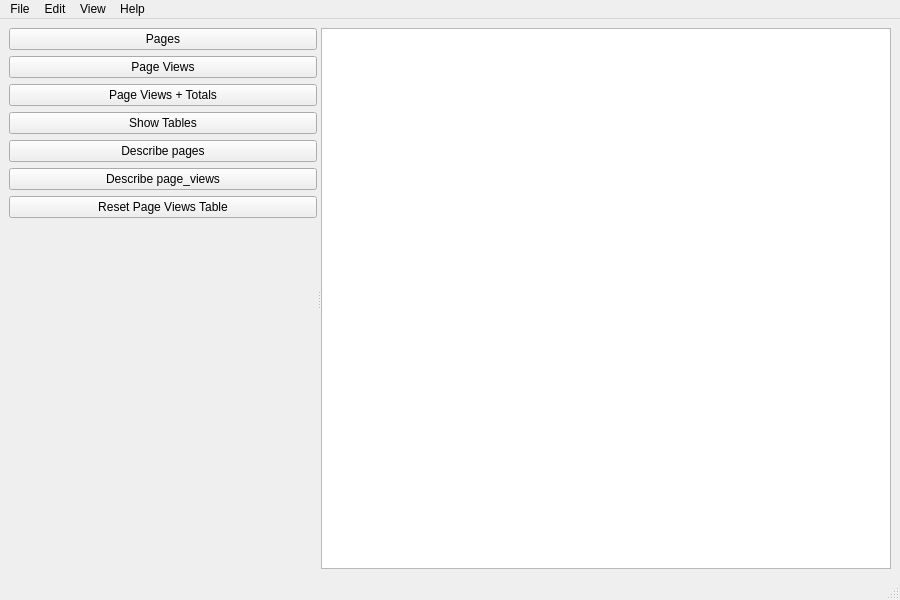
First picture: the form in src/MySQLWebCounterGUILogin/dashboardwindow.ui, repository nyevik/MyQtPieces, before the edit.
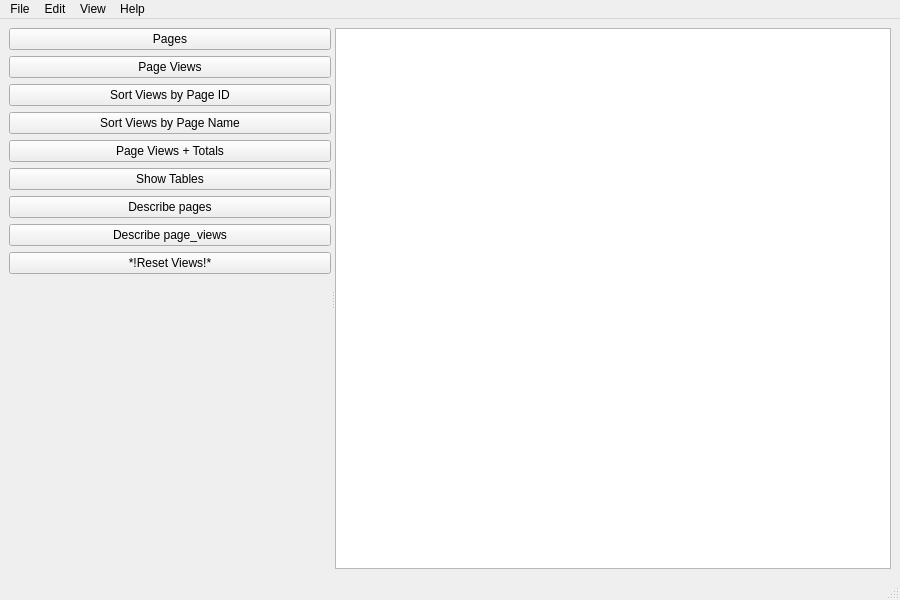
Second picture: the form after the edit. Icons and pictures are not drawn.

Commit message: Add sorting functionality for page views by ID and name in DashboardWindow

```diff
--- a/src/MySQLWebCounterGUILogin/dashboardwindow.ui
+++ b/src/MySQLWebCounterGUILogin/dashboardwindow.ui
@@ -42,6 +42,20 @@
           </property>
          </widget>
         </item>
+        <item>
+         <widget class="QPushButton" name="sortPageIdButton">
+          <property name="text">
+           <string>Sort Views by Page ID</string>
+          </property>
+         </widget>
+        </item>
+        <item>
+         <widget class="QPushButton" name="sortPageNameButton">
+          <property name="text">
+           <string>Sort Views by Page Name</string>
+          </property>
+         </widget>
+        </item>
         <item>
          <widget class="QPushButton" name="pageViewsTotalsButton">
           <property name="text">
@@ -72,8 +86,29 @@
         </item>
         <item>
          <widget class="QPushButton" name="resetViewsButton">
+          <property name="mouseTracking">
+           <bool>true</bool>
+          </property>
+          <property name="tabletTracking">
+           <bool>true</bool>
+          </property>
+          <property name="contextMenuPolicy">
+           <enum>Qt::ContextMenuPolicy::ActionsContextMenu</enum>
+          </property>
+          <property name="toolTip">
+           <string extracomment="Will reset Views, Total views, autoincrement!">&lt;html&gt;&lt;head/&gt;&lt;body&gt;&lt;p&gt;WIll reset views!&lt;/p&gt;&lt;/body&gt;&lt;/html&gt;</string>
+          </property>
+          <property name="toolTipDuration">
+           <number>3</number>
+          </property>
+          <property name="autoFillBackground">
+           <bool>true</bool>
+          </property>
           <property name="text">
-           <string>Reset Page Views Table</string>
+           <string>*!Reset Views!*</string>
+          </property>
+          <property name="icon">
+           <iconset theme="dialog-warning"/>
           </property>
          </widget>
         </item>
```
Left out of the diff: 2 changed lines with no effect on the pictures. The commit also changes 2 other files.
